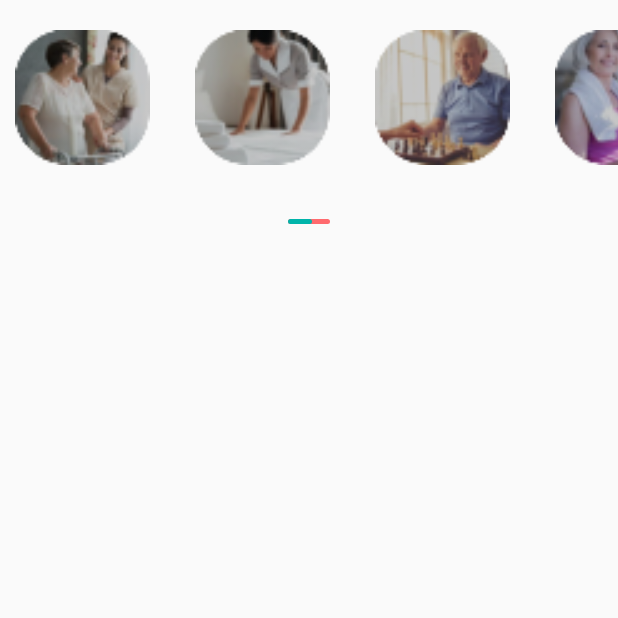
After one commit to wanwantang0220/Android-Demo, an Android app: the RecyclerViewIndicatorActivity screen opened directly, with no data from a screen before it, on a phone screen of 412 x 824 dp, the top half of it. The commit adds this screen. Run offline under Robolectric (Android 15) with nearby library versions, the phone set to English and light mode, and no system bars; our stand-ins replace ButterKnife.

Commit message:
commit origan
Signed-off-by: tangwanwan <170752055@qq.com>

```diff
--- a/app/src/main/AndroidManifest.xml
+++ b/app/src/main/AndroidManifest.xml
@@ -22,7 +22,6 @@
         android:supportsRtl="true"
         android:theme="@style/AppTheme"
         tools:ignore="GoogleAppIndexingWarning">
-
 
         <provider
             android:name="android.support.v4.content.FileProvider"
@@ -96,7 +95,6 @@
         <activity
             android:name=".activity.TransitionActivity"
             android:theme="@style/BaseAppTheme" />
-
         <activity
             android:name=".activity.CollapsingToolbarActivity"
             android:screenOrientation="portrait"
@@ -104,6 +102,7 @@
         <activity android:name=".activity.TapBarMenuActivity" />
         <activity android:name=".activity.WaveStockActivity" />
         <activity android:name=".activity.WaveSlideActivity" />
+        <activity android:name=".activity.RecyclerViewIndicatorActivity" />
 
     </application>
 
--- a/app/src/main/java/com/example/windowstatusbar/MainActivity.java
+++ b/app/src/main/java/com/example/windowstatusbar/MainActivity.java
@@ -107,6 +107,7 @@ public class MainActivity extends AppCompatActivity {
     }
 
     private void initRecyle() {
+        mList.add(AppConstant.LIST_TITLE24);
         mList.add(AppConstant.LIST_TITLE23);
         mList.add(AppConstant.LIST_TITLE22);
         mList.add(AppConstant.LIST_TITLE21);
--- a/app/src/main/java/com/example/windowstatusbar/RecyclemAdapter.java
+++ b/app/src/main/java/com/example/windowstatusbar/RecyclemAdapter.java
@@ -11,6 +11,7 @@ import android.widget.TextView;
 
 import com.example.windowstatusbar.activity.CollapsingToolbarActivity;
 import com.example.windowstatusbar.activity.PopupActivity;
+import com.example.windowstatusbar.activity.RecyclerViewIndicatorActivity;
 import com.example.windowstatusbar.activity.SeekBarActivity;
 import com.example.windowstatusbar.activity.ShareElementActivity;
 import com.example.windowstatusbar.activity.ShareSdkActivity;
@@ -106,6 +107,8 @@ public class RecyclemAdapter extends RecyclerView.Adapter<RecyclemAdapter.ComVie
                     mContext.startActivity(new Intent(mContext, TapBarMenuActivity.class));
                 } else if (title.equals(AppConstant.LIST_TITLE23)) {
                     mContext.startActivity(new Intent(mContext, CollapsingToolbarActivity.class));
+                } else if (title.equals(AppConstant.LIST_TITLE24)) {
+                    mContext.startActivity(new Intent(mContext, RecyclerViewIndicatorActivity.class));
                 }
             }
         });
--- /dev/null
+++ b/app/src/main/java/com/example/windowstatusbar/activity/RecyclerViewIndicatorActivity.java
@@ -0,0 +1,105 @@
+package com.example.windowstatusbar.activity;
+
+import android.graphics.drawable.Drawable;
+import android.support.annotation.NonNull;
+import android.support.v7.app.AppCompatActivity;
+import android.os.Bundle;
+import android.support.v7.widget.LinearLayoutManager;
+import android.support.v7.widget.RecyclerView;
+import android.util.Log;
+import android.view.View;
+import android.widget.FrameLayout;
+import android.widget.LinearLayout;
+
+import com.example.windowstatusbar.R;
+import com.example.windowstatusbar.RecyclemAdapter;
+import com.example.windowstatusbar.adapter.RecyclemIndicatorAdapter;
+
+import java.util.ArrayList;
+
+import butterknife.ButterKnife;
+
+public class RecyclerViewIndicatorActivity extends AppCompatActivity {
+
+    RecyclerView recyclerView;
+    FrameLayout flIndicatorContainer;
+    FrameLayout flIndicator;
+    private ArrayList<Integer> mList = new ArrayList<>();
+
+    private RecyclemIndicatorAdapter adapter;
+    private float endX = 0;
+
+    @Override
+    protected void onCreate(Bundle savedInstanceState) {
+        super.onCreate(savedInstanceState);
+        setContentView(R.layout.activity_recycler_view_indicator);
+        recyclerView = findViewById(R.id.recycler_view);
+        flIndicatorContainer = findViewById(R.id.flIndicatorContainer);
+        flIndicator = findViewById(R.id.flIndicator);
+
+
+        getList();
+
+
+        LinearLayoutManager linearLayoutManager = new LinearLayoutManager(this);
+        linearLayoutManager.setOrientation(LinearLayoutManager.HORIZONTAL);
+        recyclerView.setLayoutManager(linearLayoutManager);
+
+        adapter = new RecyclemIndicatorAdapter(this, mList);
+        recyclerView.setAdapter(adapter);
+
+        if (mList.size() > 5) {
+            flIndicatorContainer.setVisibility(View.VISIBLE);
+        } else {
+            flIndicatorContainer.setVisibility(View.GONE);
+        }
+
+
+        recyclerView.addOnScrollListener(new RecyclerView.OnScrollListener() {
+            @Override
+            public void onScrollStateChanged(@NonNull RecyclerView recyclerView, int newState) {
+                super.onScrollStateChanged(recyclerView, newState);
+            }
+
+            @Override
+            public void onScrolled(@NonNull RecyclerView recyclerView, int dx, int dy) {
+                super.onScrolled(recyclerView, dx, dy);
+
+                //RecyclerView整体宽度，包括显示区域之外
+                int range = recyclerView.computeHorizontalScrollRange();
+                //RecyclerView显示区域宽度
+                int extent = recyclerView.computeHorizontalScrollExtent();
+                //可滑动距离
+                float distance = range - extent;
+
+
+                //可滑动距离大于0才能滑动
+                if (distance > 0) {
+                    //滑动的距离
+                    endX += dx;
+                    //计算滑动比例
+                    float scale = endX / distance;
+                    //计算滚动条可滚动宽度
+                    int indicatorWidth = flIndicatorContainer.getWidth() - flIndicator.getWidth();
+                    //滚动的距离
+                    float scrollDistance = indicatorWidth * scale;
+
+                    //设置滚动条滚动
+                    flIndicator.setTranslationX(scrollDistance);
+                }
+            }
+        });
+    }
+
+    private void getList() {
+        mList.add(R.mipmap.f1);
+        mList.add(R.mipmap.f2);
+        mList.add(R.mipmap.f3);
+        mList.add(R.mipmap.f4);
+        mList.add(R.mipmap.f5);
+        mList.add(R.mipmap.z8);
+        mList.add(R.mipmap.z7);
+        mList.add(R.mipmap.z6);
+
+    }
+}
--- /dev/null
+++ b/app/src/main/java/com/example/windowstatusbar/adapter/RecyclemIndicatorAdapter.java
@@ -0,0 +1,46 @@
+package com.example.windowstatusbar.adapter;
+
+import android.content.Context;
+import android.support.annotation.NonNull;
+import android.support.v7.widget.RecyclerView;
+import android.view.LayoutInflater;
+import android.view.View;
+import android.view.ViewGroup;
+
+import com.example.windowstatusbar.R;
+import com.example.windowstatusbar.view.RecyclemIndicatorViewHolder;
+
+import java.util.ArrayList;
+
+public class RecyclemIndicatorAdapter extends RecyclerView.Adapter<RecyclemIndicatorViewHolder> {
+
+    private Context mContext;
+    private ArrayList<Integer> mList;
+    private LayoutInflater mInflater;
+
+    public RecyclemIndicatorAdapter(Context context, ArrayList<Integer> list) {
+        this.mContext = context;
+        this.mList = list;
+        mInflater = LayoutInflater.from(context);
+    }
+
+    @NonNull
+    @Override
+    public RecyclemIndicatorViewHolder onCreateViewHolder(@NonNull ViewGroup parent, int position) {
+        View view = mInflater.inflate(R.layout.recyclem_indicator_item, parent, false);
+        return new RecyclemIndicatorViewHolder(view);
+    }
+
+    @Override
+    public void onBindViewHolder(@NonNull RecyclemIndicatorViewHolder viewHolder, int position) {
+        viewHolder.imageView.setImageResource(mList.get(position));
+
+    }
+
+    @Override
+    public int getItemCount() {
+        return mList.size();
+    }
+
+
+}
--- a/app/src/main/java/com/example/windowstatusbar/util/AppConstant.java
+++ b/app/src/main/java/com/example/windowstatusbar/util/AppConstant.java
@@ -27,5 +27,6 @@ public class AppConstant {
 
 
     public static final String LIST_TITLE23 = "沉浸式状态栏 ，CollapsingToolbarLayout 状态栏颜色";
+    public static final String LIST_TITLE24 = "RecyclerView 加滚动条";
 
 }
--- /dev/null
+++ b/app/src/main/java/com/example/windowstatusbar/view/RecyclemIndicatorViewHolder.java
@@ -0,0 +1,19 @@
+package com.example.windowstatusbar.view;
+
+import android.support.annotation.NonNull;
+import android.support.v7.widget.RecyclerView;
+import android.view.View;
+import android.widget.ImageView;
+
+import com.example.windowstatusbar.R;
+
+public class RecyclemIndicatorViewHolder extends RecyclerView.ViewHolder {
+
+    public ImageView imageView;
+
+    public RecyclemIndicatorViewHolder(@NonNull View itemView) {
+        super(itemView);
+        imageView = itemView.findViewById(R.id.iamgeViewIndicator);
+
+    }
+}
--- /dev/null
+++ b/app/src/main/res/drawable/scroll_bar_thumb.xml
@@ -0,0 +1,6 @@
+<?xml version="1.0" encoding="utf-8"?>
+<shape xmlns:android="http://schemas.android.com/apk/res/android"
+    android:shape="rectangle">
+    <corners android:radius="2dp" />
+    <solid android:color="@color/scroll_bar_thumb_bg" />
+</shape>
--- /dev/null
+++ b/app/src/main/res/drawable/scroll_bar_track.xml
@@ -0,0 +1,6 @@
+<?xml version="1.0" encoding="utf-8"?>
+<shape xmlns:android="http://schemas.android.com/apk/res/android"
+    android:shape="rectangle">
+    <corners android:radius="2dp" />
+    <solid android:color="@color/scroll_bar_track_bg" />
+</shape>
--- /dev/null
+++ b/app/src/main/res/layout/activity_recycler_view_indicator.xml
@@ -0,0 +1,34 @@
+<?xml version="1.0" encoding="utf-8"?>
+<LinearLayout xmlns:android="http://schemas.android.com/apk/res/android"
+    xmlns:app="http://schemas.android.com/apk/res-auto"
+    xmlns:tools="http://schemas.android.com/tools"
+    android:layout_width="match_parent"
+    android:layout_height="match_parent"
+    android:orientation="vertical"
+    tools:context=".activity.RecyclerViewIndicatorActivity">
+
+
+    <android.support.v7.widget.RecyclerView
+        android:id="@+id/recycler_view"
+        android:layout_width="match_parent"
+        android:layout_height="wrap_content"
+        android:layout_marginTop="10dp" />
+
+
+    <FrameLayout
+        android:id="@+id/flIndicatorContainer"
+        android:layout_width="28dp"
+        android:layout_height="3dp"
+        android:layout_gravity="center"
+        android:layout_marginTop="16dp"
+        android:background="@drawable/scroll_bar_track"
+        android:visibility="gone"
+        tools:visibility="visible">
+
+        <FrameLayout
+            android:id="@+id/flIndicator"
+            android:layout_width="16dp"
+            android:layout_height="3dp"
+            android:background="@drawable/scroll_bar_thumb" />
+    </FrameLayout>
+</LinearLayout>
--- /dev/null
+++ b/app/src/main/res/layout/recyclem_indicator_item.xml
@@ -0,0 +1,14 @@
+<?xml version="1.0" encoding="utf-8"?>
+<LinearLayout xmlns:android="http://schemas.android.com/apk/res/android"
+    xmlns:tools="http://schemas.android.com/tools"
+    android:layout_width="120dp"
+    android:layout_height="120dp">
+
+    <ImageView
+        android:id="@+id/iamgeViewIndicator"
+        android:layout_width="110dp"
+        android:layout_height="110dp"
+        android:scaleType="centerCrop"
+        android:padding="10dp"
+        tools:ignore="ContentDescription" />
+</LinearLayout>
--- a/app/src/main/res/values/colors.xml
+++ b/app/src/main/res/values/colors.xml
@@ -37,4 +37,7 @@
     <color name="color_red_light">#FFB4B6</color>
     <color name="color_blue">#03A9F4</color>
     <color name="color_gray_light">#F5F5F5</color>
+
+    <color name="scroll_bar_track_bg">#FF6A6E</color>
+    <color name="scroll_bar_thumb_bg">#00b4aa</color>
 </resources>
```
